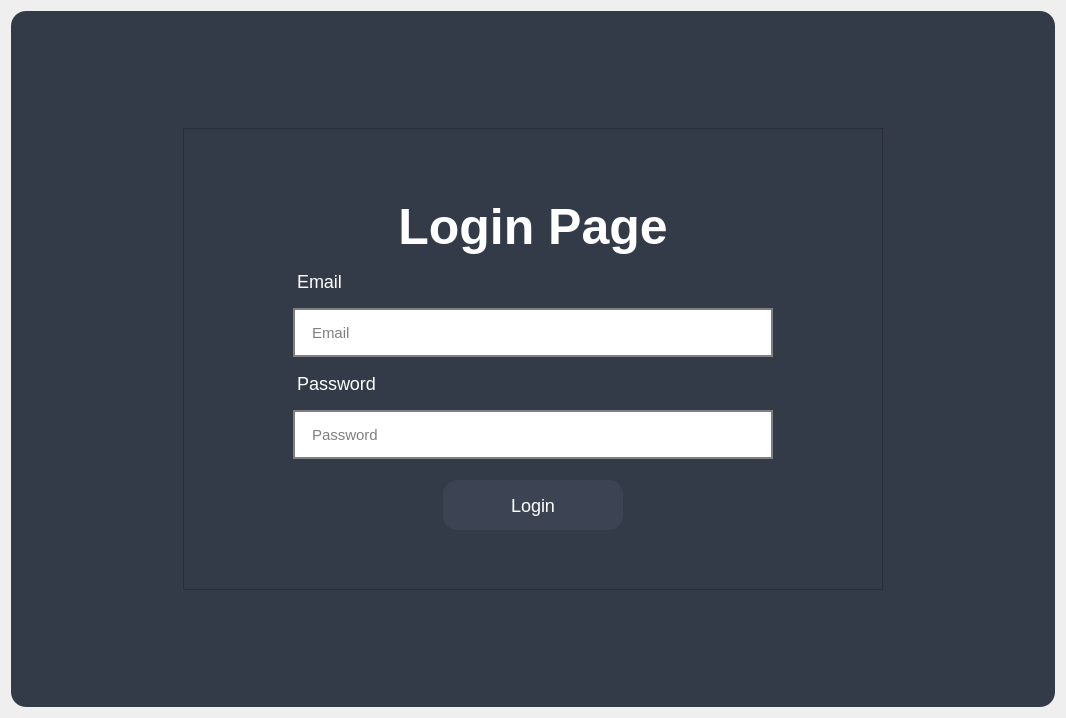
AlexJrDevs/CroptMedia, file gui/uis/pages/main_pages.ui: the form before one commit.
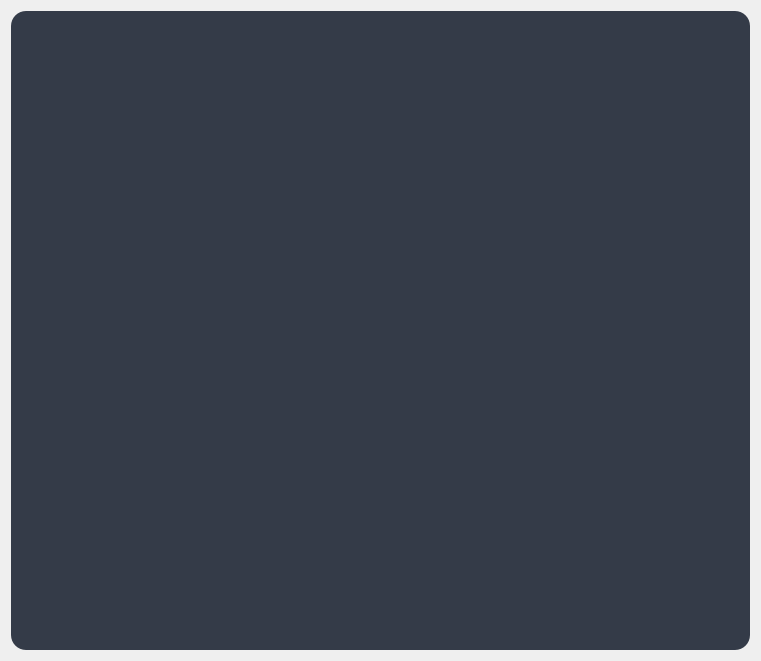
The form after the commit. The open tabs and pages were chosen to show the change.

Commit message: Added: Notificatin popup, email & password login / sing up

Diff of the .ui file:
```diff
--- a/gui/uis/pages/main_pages.ui
+++ b/gui/uis/pages/main_pages.ui
@@ -6,8 +6,8 @@
    <rect>
     <x>0</x>
     <y>0</y>
-    <width>1066</width>
-    <height>718</height>
+    <width>761</width>
+    <height>661</height>
    </rect>
   </property>
   <property name="font">
@@ -40,204 +40,51 @@
 background: #343b48;
 border-radius: 15px;
 }
-
-#loginframe {
-background: #343b48;
-padding: 50px;
-}
-
-QLabel{
-color:white;
-font-size: 18px;
-margin-top: 10px;
-}
-
-#login_title{
-font-size: 50px;
-font-weight: bold;
-margin-top:10px;
-}
-
-
-#email_text{
-margin-left: 50px;
-}
-
-#password_text{
-margin-left: 50px;
-}
-
-#signup_text{
-margin-left: 240px;
-margin-top: 5px;
-}
-
-
-
-QLineEdit{
-height:35px;
-margin-top: 10px;
-font-size: 15px;
-border:2px solid gray;
-padding: 5px 15px;
-margin-left: 50px;
-margin-right: 50px;
-}
-
-QLineEdit:hover{
-border: 2px solid #1b1e23;
-}
-
-#login_btn{
-margin-top: 15px;
-margin-left: 200px;
-margin-right: 200px;
-
-height: 50px;
-width: 180px;
-color: white;
-background-color: #3c4454;
-border-radius: 15px;
-font-size: 18px;
-}
-
-#login_btn:hover{
-border:2px  #3c4454;
-color: white;
-background-color: #272c36;
-}
-
-
-
-
-
-
-
-
 </string>
       </property>
       <layout class="QGridLayout" name="gridLayout">
-       <item row="0" column="1">
-        <spacer name="verticalSpacer">
-         <property name="orientation">
-          <enum>Qt::Vertical</enum>
-         </property>
-         <property name="sizeHint" stdset="0">
-          <size>
-           <width>20</width>
-           <height>40</height>
-          </size>
-         </property>
-        </spacer>
-       </item>
-       <item row="1" column="1">
-        <widget class="QFrame" name="loginframe">
-         <property name="frameShape">
-          <enum>QFrame::StyledPanel</enum>
-         </property>
-         <property name="frameShadow">
-          <enum>QFrame::Raised</enum>
-         </property>
-         <layout class="QFormLayout" name="formLayout">
-          <item row="0" column="0" colspan="2">
-           <widget class="QLabel" name="login_title">
-            <property name="text">
-             <string>Login Page</string>
-            </property>
-            <property name="alignment">
-             <set>Qt::AlignCenter</set>
-            </property>
-           </widget>
-          </item>
-          <item row="1" column="0" colspan="2">
-           <widget class="QLabel" name="email_text">
-            <property name="font">
-             <font>
-              <family>Segoe UI</family>
-              <pointsize>-1</pointsize>
-             </font>
-            </property>
-            <property name="text">
-             <string>Email</string>
-            </property>
-           </widget>
-          </item>
-          <item row="2" column="0" colspan="2">
-           <widget class="QLineEdit" name="email_entry">
-            <property name="placeholderText">
-             <string>Email</string>
-            </property>
-           </widget>
-          </item>
-          <item row="3" column="0" colspan="2">
-           <widget class="QLabel" name="password_text">
-            <property name="text">
-             <string>Password</string>
-            </property>
-           </widget>
-          </item>
-          <item row="4" column="0" colspan="2">
-           <widget class="QLineEdit" name="password_entry">
-            <property name="echoMode">
-             <enum>QLineEdit::Password</enum>
-            </property>
-            <property name="placeholderText">
-             <string>Password</string>
-            </property>
-           </widget>
-          </item>
-          <item row="5" column="0" colspan="2">
-           <widget class="QPushButton" name="login_btn">
-            <property name="cursor">
-             <cursorShape>PointingHandCursor</cursorShape>
-            </property>
-            <property name="text">
-             <string>Login</string>
-            </property>
-           </widget>
-          </item>
-         </layout>
+       <item row="0" column="0">
+        <widget class="QStackedWidget" name="login_and_register">
+         <widget class="QWidget" name="login_page_parent">
+          <layout class="QGridLayout" name="gridLayout_9">
+           <property name="leftMargin">
+            <number>0</number>
+           </property>
+           <property name="topMargin">
+            <number>0</number>
+           </property>
+           <property name="rightMargin">
+            <number>0</number>
+           </property>
+           <property name="bottomMargin">
+            <number>0</number>
+           </property>
+           <item row="0" column="0">
+            <layout class="QHBoxLayout" name="login_page_layout"/>
+           </item>
+          </layout>
+         </widget>
+         <widget class="QWidget" name="register_page_parent">
+          <layout class="QGridLayout" name="gridLayout_19">
+           <property name="leftMargin">
+            <number>0</number>
+           </property>
+           <property name="topMargin">
+            <number>0</number>
+           </property>
+           <property name="rightMargin">
+            <number>0</number>
+           </property>
+           <property name="bottomMargin">
+            <number>0</number>
+           </property>
+           <item row="0" column="0">
+            <layout class="QHBoxLayout" name="register_page_layout"/>
+           </item>
+          </layout>
+         </widget>
         </widget>
        </item>
-       <item row="1" column="2">
-        <spacer name="horizontalSpacer_2">
-         <property name="orientation">
-          <enum>Qt::Horizontal</enum>
-         </property>
-         <property name="sizeHint" stdset="0">
-          <size>
-           <width>40</width>
-           <height>20</height>
-          </size>
-         </property>
-        </spacer>
-       </item>
-       <item row="1" column="0">
-        <spacer name="horizontalSpacer">
-         <property name="orientation">
-          <enum>Qt::Horizontal</enum>
-         </property>
-         <property name="sizeHint" stdset="0">
-          <size>
-           <width>40</width>
-           <height>20</height>
-          </size>
-         </property>
-        </spacer>
-       </item>
-       <item row="2" column="1">
-        <spacer name="verticalSpacer_2">
-         <property name="orientation">
-          <enum>Qt::Vertical</enum>
-         </property>
-         <property name="sizeHint" stdset="0">
-          <size>
-           <width>20</width>
-           <height>40</height>
-          </size>
-         </property>
-        </spacer>
-       </item>
       </layout>
      </widget>
      <widget class="QWidget" name="page_2">
```
Left out of the diff: 4 changed lines with no effect on the pictures. The commit also changes 27 other files.
